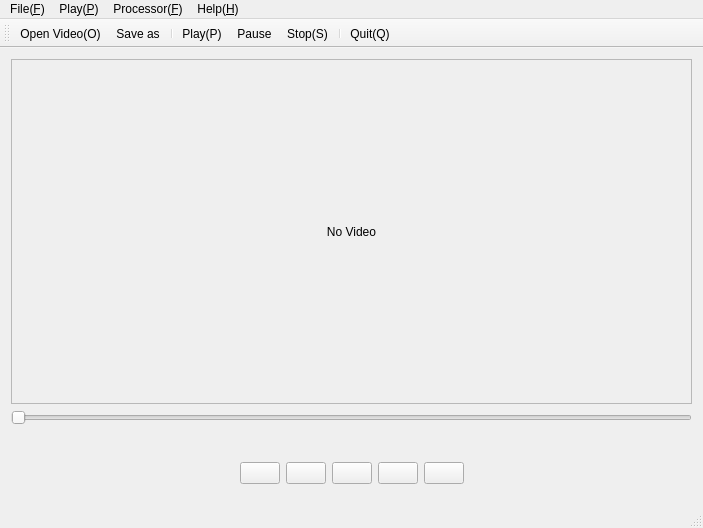
First picture: the form in VideoPlayer/mainwindow.ui, repository wzpan/Qt_Toys, before the edit.
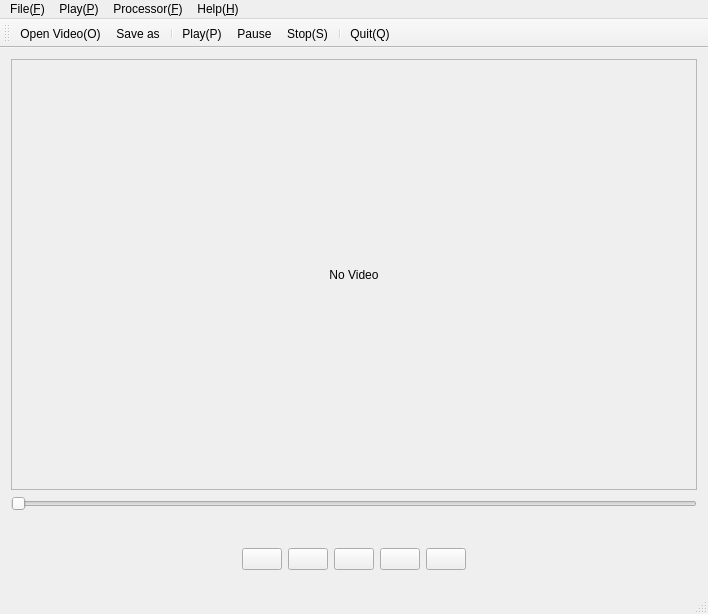
Second picture: the form after the edit. Icons and pictures are not drawn.

The edit to the form file:
```diff
--- a/VideoPlayer/mainwindow.ui
+++ b/VideoPlayer/mainwindow.ui
@@ -6,8 +6,8 @@
    <rect>
     <x>0</x>
     <y>0</y>
-    <width>703</width>
-    <height>528</height>
+    <width>708</width>
+    <height>614</height>
    </rect>
   </property>
   <property name="windowTitle">
@@ -25,8 +25,8 @@
         <rect>
          <x>0</x>
          <y>0</y>
-         <width>683</width>
-         <height>343</height>
+         <width>688</width>
+         <height>427</height>
         </rect>
        </property>
        <layout class="QGridLayout" name="gridLayout_2">
@@ -155,7 +155,7 @@
     <rect>
      <x>0</x>
      <y>0</y>
-     <width>703</width>
+     <width>708</width>
      <height>17</height>
     </rect>
    </property>
```
Left out of the diff: 6 changed lines with no effect on the pictures.
